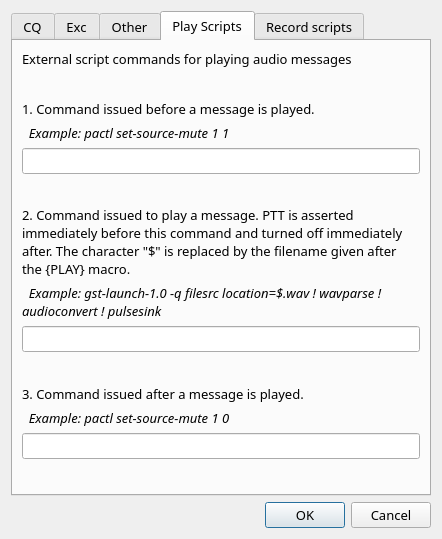
Old version of the form so2sdr/ssbmessagedialog.ui in the repository n4ogw/so2sdr.
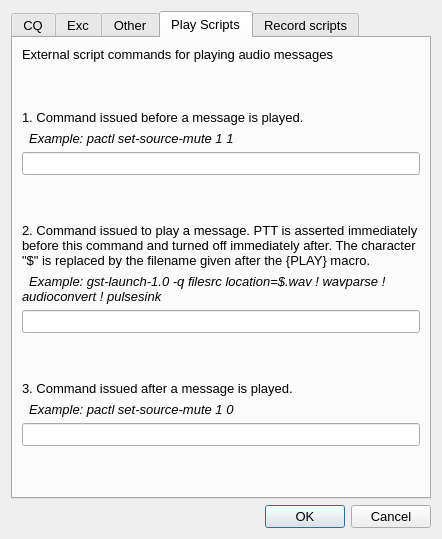
New version of the form. The open tabs and pages were chosen to show the change.

Diff of the .ui file:
```diff
--- a/so2sdr/ssbmessagedialog.ui
+++ b/so2sdr/ssbmessagedialog.ui
@@ -34,7 +34,6 @@
   </property>
   <property name="font">
    <font>
-    <family>Sans</family>
     <pointsize>10</pointsize>
    </font>
   </property>
@@ -1305,7 +1304,6 @@
           <widget class="QLabel" name="label_3">
            <property name="font">
             <font>
-             <family>Sans</family>
              <pointsize>10</pointsize>
             </font>
            </property>
```
Left out of the diff: 4 changed lines with no effect on the pictures.
